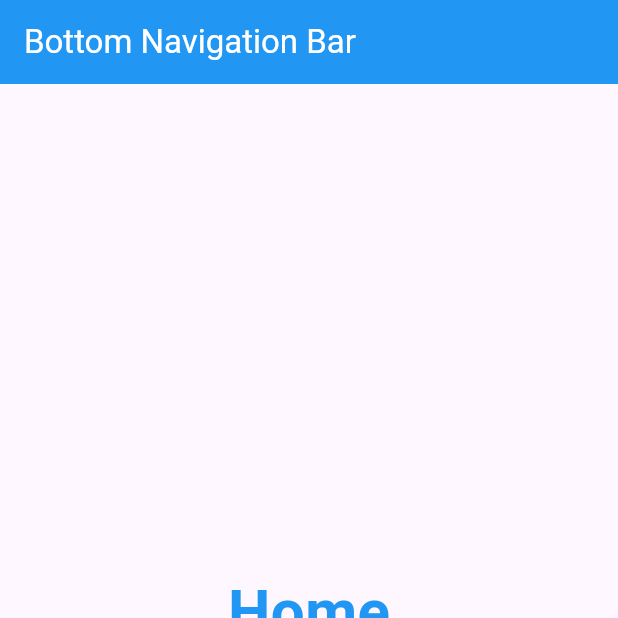
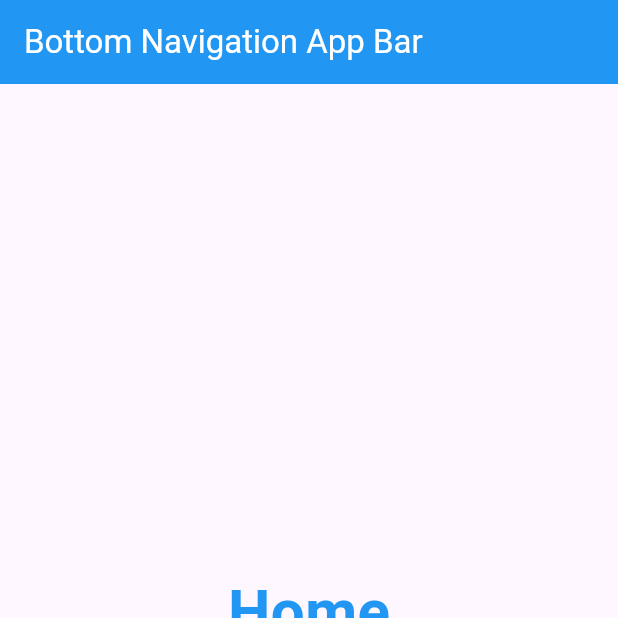
Before and after one commit to izzatizatiii/TMA3084_G02_104454_Lab05_Lesson07, a Flutter app: the screen it shows after launch, on a phone screen of 412 x 824 dp, the top half of it. Run offline on Flutter 3.47's test engine with Material 3 defaults, Android fonts, the phone set to English and light mode, and no system bars.

Commit message:
Change title

```diff
--- a/lib/main.dart
+++ b/lib/main.dart
@@ -1,4 +1,5 @@
 import 'package:flutter/material.dart';
+
 import 'screen1.dart';
 import 'screen2.dart';
 import 'screen3.dart';
@@ -39,7 +40,7 @@ class _BottomNavLabState extends State<BottomNavLab> {
   Widget build(BuildContext context) {
     return Scaffold(
       appBar: AppBar(
-        title: const Text('Bottom Navigation Bar'),
+        title: const Text('Bottom Navigation App Bar'),
         backgroundColor: Colors.blue,
         foregroundColor: Colors.white,
       ),
@@ -58,7 +59,10 @@ class _BottomNavLabState extends State<BottomNavLab> {
         items: const [
           BottomNavigationBarItem(icon: Icon(Icons.home), label: 'Home'),
           BottomNavigationBarItem(icon: Icon(Icons.alarm), label: 'Alarm'),
-          BottomNavigationBarItem(icon: Icon(Icons.business), label: 'Business'),
+          BottomNavigationBarItem(
+            icon: Icon(Icons.business),
+            label: 'Business',
+          ),
           BottomNavigationBarItem(icon: Icon(Icons.school), label: 'School'),
         ],
       ),
```
